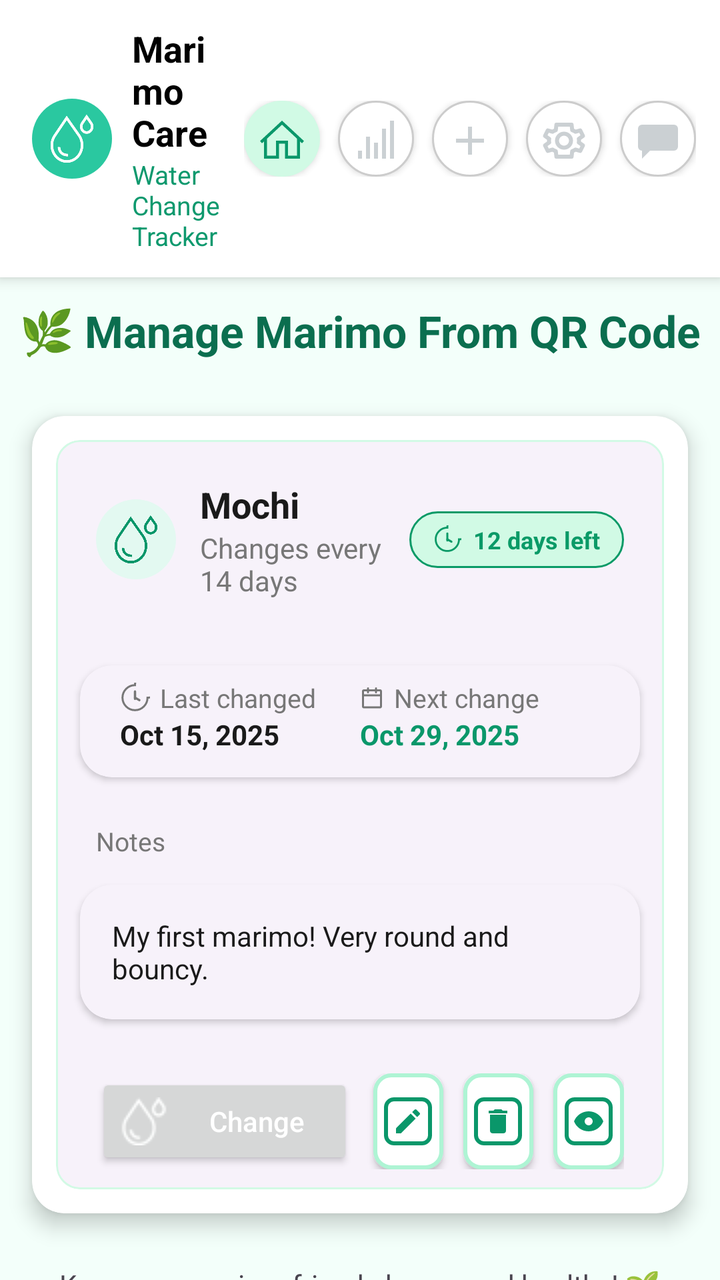
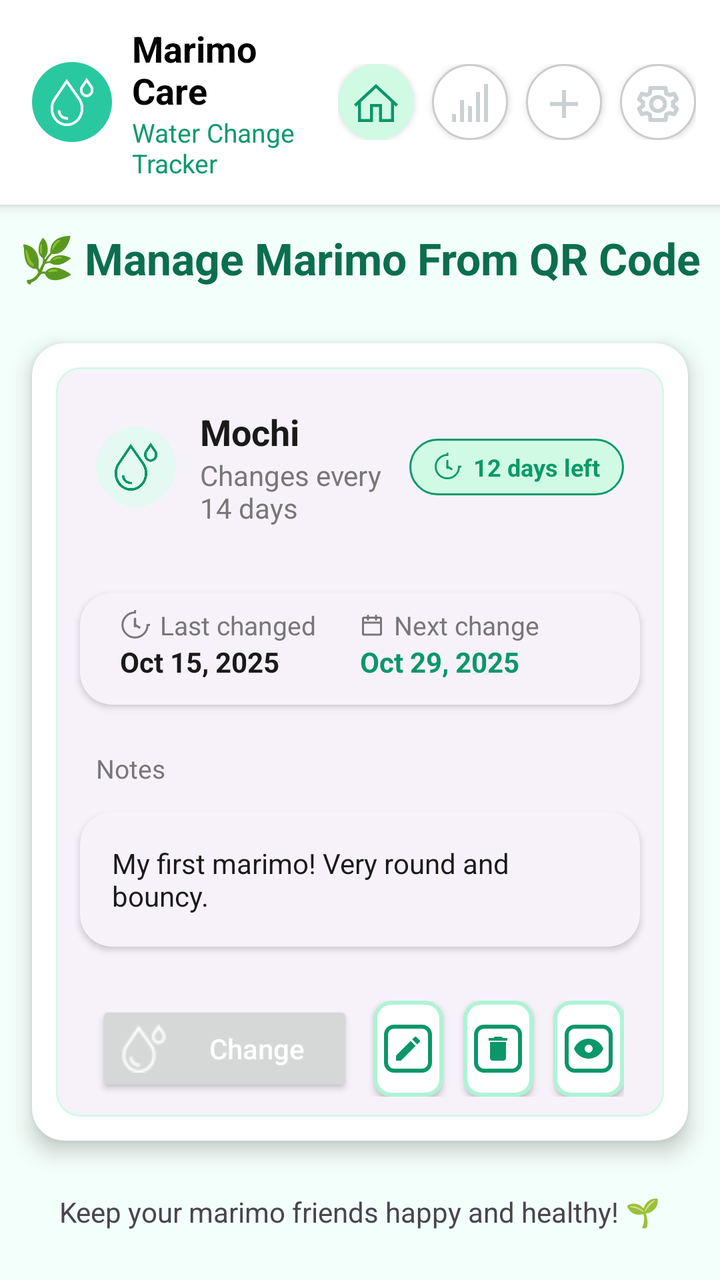

The first picture is an Android layout as it rendered before a commit; the second is the same layout after the commit. The layout source and the unified diff follow.
<!-- AndroidManifest.xml: application theme Theme.MarimoCare -->
<!-- res/layout/fragment_from_qr_code.xml -->
<?xml version="1.0" encoding="utf-8"?>
<androidx.core.widget.NestedScrollView xmlns:android="http://schemas.android.com/apk/res/android"
    xmlns:app="http://schemas.android.com/apk/res-auto"
    android:id="@+id/scrollView"
    android:layout_width="match_parent"
    android:layout_height="match_parent"
    android:background="#F3FFFA"
    android:fillViewport="true">

    <LinearLayout
        android:layout_width="match_parent"
        android:layout_height="wrap_content"
        android:orientation="vertical">


        <include
            android:id="@+id/include1" layout="@layout/header">
        </include>

        <LinearLayout
            android:layout_width="match_parent"
            android:layout_height="wrap_content"
            android:orientation="vertical">

            <TextView
                android:id="@+id/title"
                android:layout_width="match_parent"
                android:layout_height="wrap_content"
                android:gravity="center"
                android:paddingVertical="12dp"
                android:text="@string/marimo_qr_dashboard"
                android:textColor="#0B6E4F"
                android:textSize="22sp"
                android:textStyle="bold" />

            <androidx.cardview.widget.CardView
                android:id="@+id/cardMarimo"
                android:layout_width="match_parent"
                android:layout_height="wrap_content"
                android:layout_margin="16dp"
                app:cardCornerRadius="16dp"
                app:cardElevation="6dp"
                android:backgroundTint="@android:color/white">

                <include
                    android:id="@+id/includeM" layout="@layout/item_marimo">
                </include>

            </androidx.cardview.widget.CardView>




            <include
                android:id="@+id/include2" layout="@layout/footer">
            </include>

        </LinearLayout>



    </LinearLayout>


</androidx.core.widget.NestedScrollView>
<!-- res/layout/header.xml (included above) -->
<?xml version="1.0" encoding="utf-8"?>
<LinearLayout xmlns:android="http://schemas.android.com/apk/res/android"
    xmlns:app="http://schemas.android.com/apk/res-auto"
    xmlns:tools="http://schemas.android.com/tools"
    android:id="@+id/header"
    android:layout_width="match_parent"
    android:layout_height="wrap_content"
    android:background="?attr/colorSurface"
    android:paddingStart="16dp"
    android:paddingEnd="12dp"
    android:paddingTop="12dp"
    android:paddingBottom="12dp"
    android:orientation="horizontal"
    android:gravity="center_vertical"
    android:clipToPadding="false"
    android:fitsSystemWindows="true"
    android:elevation="4dp">

    <ImageView
        android:id="@+id/appLogo"
        android:layout_width="40dp"
        android:layout_height="40dp"
        android:background="@drawable/bg_button_green"
        android:src="@drawable/ic_water_drop_white"
        android:padding="8dp"
        android:contentDescription="@string/app_name"
        app:tint="@color/marimo_surface" />

    <LinearLayout
        android:layout_width="0dp"
        android:layout_height="wrap_content"
        android:layout_weight="1"
        android:orientation="vertical"
        android:paddingStart="10dp"
        tools:ignore="RtlSymmetry">

        <TextView
            android:id="@+id/titleMain"
            android:layout_width="wrap_content"
            android:layout_height="wrap_content"
            android:text="@string/app_name"
            android:textColor="@android:color/black"
            android:textSize="18sp"
            android:textStyle="bold" />

        <TextView
            android:id="@+id/titleSub"
            android:layout_width="wrap_content"
            android:layout_height="wrap_content"
            android:text="@string/water_change_tracker"
            android:textColor="@color/marimo_text"
            android:textSize="13sp" />
    </LinearLayout>

    <HorizontalScrollView
        android:layout_width="wrap_content"
        android:layout_height="wrap_content"
        android:scrollbars="none">

        <LinearLayout
            android:layout_width="wrap_content"
            android:layout_height="wrap_content"
            android:orientation="horizontal">

            <Button
                android:id="@+id/btnDashboardHeader"
                android:layout_width="38dp"
                android:layout_height="38dp"
                android:background="@drawable/bg_button_light_green"
                android:drawableTop="@drawable/ic_dashboard"
                android:drawableTint="@color/marimo_item_green"
                android:gravity="center"
                android:padding="8dp"
                android:text=""
                app:backgroundTint="@null"
                tools:ignore="ButtonStyle" />

            <Button
                android:id="@+id/btnOpenStats"
                android:layout_width="38dp"
                android:layout_height="38dp"
                android:layout_marginStart="9dp"
                android:background="@drawable/bg_button_white"
                android:drawableTop="@drawable/ic_stats"
                android:drawableTint="@color/marimo_add_icon"
                android:gravity="center"
                android:padding="8dp"
                android:text=""
                app:backgroundTint="@null"
                tools:ignore="ButtonStyle" />

            <Button
                android:id="@+id/btnAddMarimoHeader"
                android:layout_width="38dp"
                android:layout_height="38dp"
                android:layout_marginStart="9dp"
                android:background="@drawable/bg_button_white"
                android:drawableTop="@drawable/ic_add"
                android:drawableTint="@color/marimo_add_icon"
                android:gravity="center"
                android:padding="8dp"
                android:text=""
                app:backgroundTint="@null"
                tools:ignore="ButtonStyle" />

            <Button
                android:id="@+id/btnOpenSettings"
                android:layout_width="38dp"
                android:layout_height="38dp"
                android:layout_marginStart="9dp"
                android:background="@drawable/bg_button_white"
                android:drawableTop="@drawable/ic_settings"
                android:drawableTint="@color/marimo_add_icon"
                android:gravity="center"
                android:padding="8dp"
                android:text=""
                app:backgroundTint="@null"
                tools:ignore="ButtonStyle" />

            <Button
                android:id="@+id/btnOpenFeedback"
                android:layout_width="38dp"
                android:layout_height="38dp"
                android:layout_marginStart="9dp"
                android:background="@drawable/bg_button_white"
                android:drawableTop="@drawable/ic_feedback"
                android:drawableTint="@color/marimo_add_icon"
                android:gravity="center"
                android:padding="8dp"
                android:text=""
                app:backgroundTint="@null"
                tools:ignore="ButtonStyle" />

        </LinearLayout>

    </HorizontalScrollView>

</LinearLayout>
<!-- res/layout/item_marimo.xml (included above) -->
<?xml version="1.0" encoding="utf-8"?>
<com.google.android.material.card.MaterialCardView xmlns:android="http://schemas.android.com/apk/res/android"
    xmlns:app="http://schemas.android.com/apk/res-auto"
    xmlns:tools="http://schemas.android.com/tools"
    android:id="@+id/cardMarimo"
    android:layout_width="match_parent"
    android:layout_height="wrap_content"
    android:layout_margin="12dp"
    android:padding="16dp"
    app:cardCornerRadius="12dp"
    app:cardElevation="0dp"
    app:strokeColor="@color/marimo_item_board"
    app:strokeWidth="1dp">

    <LinearLayout
        android:layout_width="match_parent"
        android:layout_height="wrap_content"
        android:orientation="vertical">

        
        <LinearLayout
            android:layout_width="match_parent"
            android:layout_height="wrap_content"
            android:orientation="horizontal"
            android:gravity="center_vertical"
            android:padding="20dp">

            <ImageView
                android:id="@+id/imgMarimoIcon"
                android:layout_width="40dp"
                android:layout_height="40dp"
                android:src="@drawable/ic_water_drop_green"
                android:padding="8dp"
                android:background="@drawable/bg_circle_green"
                android:contentDescription="@string/img" />

            <LinearLayout
                android:layout_width="0dp"
                android:layout_height="wrap_content"
                android:layout_weight="1"
                android:paddingStart="12dp"
                android:orientation="vertical"
                tools:ignore="RtlSymmetry">

                <TextView
                    android:id="@+id/txtName"
                    android:text="@string/mochi"
                    android:textSize="18sp"
                    android:textStyle="bold"
                    android:textColor="@color/marimo_text_black"
                    android:layout_width="wrap_content"
                    android:layout_height="wrap_content" />

                <TextView
                    android:id="@+id/txtFrequency"
                    android:text="@string/changes_every_14_days"
                    android:textSize="14sp"
                    android:textColor="@color/marimo_text_gray"
                    android:layout_width="wrap_content"
                    android:layout_height="wrap_content" />
            </LinearLayout>

            <LinearLayout
                android:id="@+id/layout_text"
                android:layout_width="wrap_content"
                android:layout_height="wrap_content"
                android:orientation="horizontal"
                android:gravity="center_vertical"
                android:background="@drawable/bg_days_left_pill"
                android:paddingHorizontal="12dp"
                android:paddingVertical="6dp">

                <ImageView
                    android:id="@+id/txtDaysLeft_icon"
                    android:layout_width="14dp"
                    android:layout_height="14dp"
                    android:src="@drawable/ic_clock"
                    android:contentDescription="@string/img"
                    android:layout_marginEnd="6dp" />

                <TextView
                    android:id="@+id/txtDaysLeft"
                    android:text="@string/_12_days_left"
                    android:textSize="12sp"
                    android:textColor="@color/marimo_text_accent"
                    android:textStyle="bold"
                    android:layout_width="wrap_content"
                    android:layout_height="wrap_content" />
            </LinearLayout>
        </LinearLayout>

        
        <com.google.android.material.card.MaterialCardView
            android:id="@+id/cardDate"
            android:layout_width="match_parent"
            android:layout_height="wrap_content"
            android:layout_margin="10dp"
            app:cardElevation="2dp"
            app:backgroundTint="@null"
            app:cardPreventCornerOverlap="false"
            app:cardUseCompatPadding="true">

            <LinearLayout
                android:layout_width="match_parent"
                android:layout_height="wrap_content"
                android:baselineAligned="false"
                android:orientation="horizontal"
                android:paddingStart="20dp"
                android:paddingEnd="20dp"
                android:paddingTop="12dp"
                android:paddingBottom="12dp"
                android:layout_marginTop="-5dp"
                tools:ignore="RtlSymmetry">

                <LinearLayout
                    android:layout_width="0dp"
                    android:layout_height="wrap_content"
                    android:layout_weight="1"
                    android:orientation="vertical">

                    <TextView
                        android:text="@string/last_changed"
                        android:textSize="13sp"
                        android:textColor="@color/marimo_text_gray"
                        android:layout_width="wrap_content"
                        app:drawableStartCompat="@drawable/ic_clock_mini"
                        android:drawablePadding="5dp"
                        app:drawableTint="@color/marimo_text_gray"
                        android:layout_height="wrap_content" />

                    <TextView
                        android:id="@+id/txtLastChange"
                        android:text="@string/oct_15_2025"
                        android:textStyle="bold"
                        android:textSize="14sp"
                        android:textColor="@color/marimo_text_black"
                        android:layout_width="wrap_content"
                        android:layout_height="wrap_content" />
                </LinearLayout>

                <LinearLayout
                    android:layout_width="0dp"
                    android:layout_height="wrap_content"
                    android:layout_weight="1"
                    android:orientation="vertical">

                    <TextView
                        android:text="@string/next_change"
                        android:textSize="13sp"
                        android:textColor="@color/marimo_text_gray"
                        android:drawablePadding="5dp"
                        app:drawableStartCompat="@drawable/ic_calendar_mini"
                        app:drawableTint="@color/marimo_text_gray"
                        android:layout_width="wrap_content"
                        android:layout_height="wrap_content" />

                    <TextView
                        android:id="@+id/txtNextChange"
                        android:text="@string/oct_29_2025"
                        android:textStyle="bold"
                        android:textSize="14sp"
                        android:textColor="@color/marimo_item_green"
                        android:layout_width="wrap_content"
                        android:layout_height="wrap_content" />
                </LinearLayout>

            </LinearLayout>
        </com.google.android.material.card.MaterialCardView>

        
        <TextView
            android:text="@string/notes"
            android:textSize="13sp"
            android:textColor="@color/marimo_text_gray"
            android:layout_marginTop="10dp"
            android:paddingStart="20dp"
            android:layout_width="wrap_content"
            android:layout_height="wrap_content"
            tools:ignore="RtlSymmetry" />

        
        <com.google.android.material.card.MaterialCardView
            android:id="@+id/cardNotes"
            android:layout_width="match_parent"
            android:layout_height="wrap_content"
            android:layout_margin="10dp"
            app:backgroundTint="@null"
            app:cardElevation="2dp"
            app:cardPreventCornerOverlap="false"
            app:cardUseCompatPadding="true">

            <TextView
                android:id="@+id/txtNotes"
                android:text="@string/my_first_marimo_very_round_and_bouncy"
                android:textSize="14sp"
                android:textColor="@color/marimo_text_black"
                android:padding="16dp"
                app:backgroundTint="@null"
                android:layout_width="match_parent"
                android:layout_height="wrap_content"
                tools:ignore="RtlSymmetry" />

        </com.google.android.material.card.MaterialCardView>

        
        <LinearLayout
            android:layout_width="match_parent"
            android:layout_height="wrap_content"
            android:orientation="horizontal"
            android:gravity="center_vertical"
            android:paddingStart="20dp"
            android:paddingEnd="20dp"
            android:layout_marginTop="14dp"
            android:layout_marginBottom="10dp"
            tools:ignore="RtlSymmetry">

            <Button
                android:id="@+id/btnWaterChanged"
                android:layout_width="0dp"
                android:layout_height="48dp"
                android:layout_weight="0.55"
                android:text="@string/water_changed"
                android:textAllCaps="false"
                android:textColor="@android:color/white"
                app:backgroundTint="@null"
                android:drawableLeft="@drawable/ic_water_drop_white_mini"
                android:drawablePadding="8dp"
                tools:ignore="ButtonStyle,RtlHardcoded" />

            <Button
                android:id="@+id/btnEdit"
                android:layout_width="0dp"
                android:layout_height="48dp"
                android:layout_weight="0.15"
                android:layout_marginStart="10dp"
                android:textAllCaps="false"
                android:textColor="@color/marimo_black"
                app:backgroundTint="@null"
                android:background="@drawable/bg_btn_edit_border"
                tools:ignore="ButtonStyle" />

            <Button
                android:id="@+id/btnDelete"
                android:layout_width="0dp"
                android:layout_height="48dp"
                android:layout_weight="0.15"
                android:layout_marginStart="10dp"
                android:textAllCaps="false"
                android:textColor="@color/marimo_black"
                app:backgroundTint="@null"
                android:background="@drawable/bg_btn_delete_border"
                tools:ignore="ButtonStyle" />

            <Button
                android:id="@+id/btnDetails"
                android:layout_width="0dp"
                android:layout_height="48dp"
                android:layout_weight="0.15"
                android:layout_marginStart="10dp"
                android:textAllCaps="false"
                android:textColor="@color/marimo_black"
                app:backgroundTint="@null"
                android:background="@drawable/bg_btn_detail_border"
                tools:ignore="ButtonStyle" />
        </LinearLayout>

    </LinearLayout>
</com.google.android.material.card.MaterialCardView>
<!-- res/layout/footer.xml (included above) -->
<?xml version="1.0" encoding="utf-8"?>
<androidx.appcompat.widget.AppCompatTextView xmlns:android="http://schemas.android.com/apk/res/android"
    android:id="@+id/bottomText"
    android:layout_width="wrap_content"
    android:layout_height="wrap_content"
    android:layout_marginTop="10dp"
    android:layout_gravity="center_horizontal"
    android:text="@string/bottom" />
<!-- resources referenced by this layout -->
<resources>
  <!-- drawable bg_button_green (drawable) -->
  <?xml version="1.0" encoding="utf-8"?>
  <selector xmlns:android="http://schemas.android.com/apk/res/android">
      
      <item android:state_pressed="true">
          <shape android:shape="rectangle">
              <solid android:color="#088A5C" />
              <corners android:radius="50dp" />
          </shape>
      </item>
  
      
      <item>
          <shape android:shape="rectangle">
              <solid android:color="@color/marimo_primary" />
              <corners android:radius="50dp" />
          </shape>
      </item>
  </selector>
  <!-- drawable bg_button_light_green (drawable) -->
  <?xml version="1.0" encoding="utf-8"?>
  <selector xmlns:android="http://schemas.android.com/apk/res/android">
      
      <item android:state_pressed="true">
          <shape android:shape="rectangle">
              <solid android:color="#088A5C" />
              <corners android:radius="50dp" />
          </shape>
      </item>
  
      
      <item>
          <shape android:shape="rectangle">
              <solid android:color="@color/marimo_header" />
              <corners android:radius="50dp" />
          </shape>
      </item>
  </selector>
  <!-- drawable bg_days_left_pill (drawable) -->
  <shape xmlns:android="http://schemas.android.com/apk/res/android" android:shape="rectangle">
      <solid android:color="@color/marimo_header"/>
      <stroke android:width="1dp" android:color="#0A9A67"/>
      <corners android:radius="20dp"/>
      <padding android:left="8dp" android:top="4dp" android:right="8dp" android:bottom="4dp"/>
  </shape>
  <!-- drawable ic_clock (drawable) -->
  <vector xmlns:android="http://schemas.android.com/apk/res/android"
      android:width="20dp"
      android:height="20dp"
      android:viewportWidth="24"
      android:viewportHeight="24">
  
      
      <path
          android:fillColor="@android:color/transparent"
          android:strokeColor="#0A9A67"
          android:strokeWidth="1.6"
          android:pathData="M12,2 A10,10 0 1,0 22,12 A10,10 0 1,0 12,2 Z" />
  
      
      <path
          android:fillColor="@android:color/transparent"
          android:strokeColor="#0A9A67"
          android:strokeWidth="1.8"
          android:strokeLineCap="round"
          android:pathData="M12,7 L12,13" />
  
      
      <path
          android:fillColor="@android:color/transparent"
          android:strokeColor="#0A9A67"
          android:strokeWidth="1.8"
          android:strokeLineCap="round"
          android:pathData="M12,12 L15.5,14" />
  </vector>
  <!-- drawable ic_clock_mini (drawable) -->
  <vector xmlns:android="http://schemas.android.com/apk/res/android"
      android:width="15dp"
      android:height="15dp"
      android:viewportWidth="24"
      android:viewportHeight="24">
  
      
      <path
          android:fillColor="@android:color/transparent"
          android:strokeColor="#0A9A67"
          android:strokeWidth="1.6"
          android:pathData="M12,2 A10,10 0 1,0 22,12 A10,10 0 1,0 12,2 Z" />
  
      
      <path
          android:fillColor="@android:color/transparent"
          android:strokeColor="#0A9A67"
          android:strokeWidth="1.8"
          android:strokeLineCap="round"
          android:pathData="M12,7 L12,13" />
  
      
      <path
          android:fillColor="@android:color/transparent"
          android:strokeColor="#0A9A67"
          android:strokeWidth="1.8"
          android:strokeLineCap="round"
          android:pathData="M12,12 L15.5,14" />
  </vector>
  <!-- drawable ic_dashboard (drawable) -->
  <vector xmlns:android="http://schemas.android.com/apk/res/android" xmlns:aapt="http://schemas.android.com/aapt"
      android:viewportWidth="256"
      android:viewportHeight="256"
      android:width="24dp"
      android:height="24dp">
      <group
          android:scaleX="16"
          android:scaleY="16">
          <path
              android:pathData="M8 1.32031l-7.33984 6.8125l0.67969 0.73438l0.66016 -0.61328v5.74609h5v-5h2v5h5v-5.74609l0.66016 0.61328l0.67969 -0.73437zM8 2.67969l5 4.64844v5.67188h-3v-5h-4v5h-3v-5.67187z"
              android:fillColor="#0A976A"
              android:strokeMiterLimit="10" />
      </group>
  </vector>
  <!-- drawable ic_feedback (drawable) -->
  <vector xmlns:android="http://schemas.android.com/apk/res/android"
      android:width="24dp"
      android:height="24dp"
      android:viewportWidth="24"
      android:viewportHeight="24">
      <path
          android:fillColor="#FFFFFFFF"
          android:pathData="M4,4h16a2,2 0 0 1 2,2v9a2,2 0 0 1 -2,2H8l-4,4v-4H4a2,2 0 0 1 -2,-2V6a2,2 0 0 1 2,-2z"/>
  
      <path
          android:fillColor="#FFFFFFFF"
          android:pathData="M7,8h10v1H7z"/>
  
      <path
          android:fillColor="#FFFFFFFF"
          android:pathData="M7,11h7v1H7z"/>
  
  </vector>
  <!-- unchanged entries left out for length: 54 -->
</resources>

<!-- the commit's change to res/layout/fragment_from_qr_code.xml (unified diff, before → after) -->
@@ -4,7 +4,7 @@
     android:id="@+id/scrollView"
     android:layout_width="match_parent"
     android:layout_height="match_parent"
-    android:background="#F3FFFA"
+    android:background="@color/marimo_background"
     android:fillViewport="true">
 
     <LinearLayout
@@ -29,7 +29,7 @@
                 android:gravity="center"
                 android:paddingVertical="12dp"
                 android:text="@string/marimo_qr_dashboard"
-                android:textColor="#0B6E4F"
+                android:textColor="@color/marimo_text_primary"
                 android:textSize="22sp"
                 android:textStyle="bold" />
 
@@ -79,7 +79,6 @@
     android:orientation="horizontal"
     android:gravity="center_vertical"
     android:clipToPadding="false"
-    android:fitsSystemWindows="true"
     android:elevation="4dp">
 
     <ImageView
@@ -183,19 +182,6 @@
                 app:backgroundTint="@null"
                 tools:ignore="ButtonStyle" />
 
-            <Button
-                android:id="@+id/btnOpenFeedback"
-                android:layout_width="38dp"
-                android:layout_height="38dp"
-                android:layout_marginStart="9dp"
-                android:background="@drawable/bg_button_white"
-                android:drawableTop="@drawable/ic_feedback"
-                android:drawableTint="@color/marimo_add_icon"
-                android:gravity="center"
-                android:padding="8dp"
-                android:text=""
-                app:backgroundTint="@null"
-                tools:ignore="ButtonStyle" />
 
         </LinearLayout>
 
<!-- resource entries referenced after the edit -->
@@ -1,12 +1,13 @@
 <!-- resources referenced by this layout -->
 <resources>
+  <color name="marimo_background">#F3FFFA</color>
   <!-- drawable bg_button_green (drawable) -->
   <?xml version="1.0" encoding="utf-8"?>
   <selector xmlns:android="http://schemas.android.com/apk/res/android">
       
       <item android:state_pressed="true">
           <shape android:shape="rectangle">
-              <solid android:color="#088A5C" />
+              <solid android:color="@color/green_primary" />
               <corners android:radius="50dp" />
           </shape>
       </item>
@@ -25,7 +26,7 @@
       
       <item android:state_pressed="true">
           <shape android:shape="rectangle">
-              <solid android:color="#088A5C" />
+              <solid android:color="@color/green_primary" />
               <corners android:radius="50dp" />
           </shape>
       </item>
@@ -41,7 +42,7 @@
   <!-- drawable bg_days_left_pill (drawable) -->
   <shape xmlns:android="http://schemas.android.com/apk/res/android" android:shape="rectangle">
       <solid android:color="@color/marimo_header"/>
-      <stroke android:width="1dp" android:color="#0A9A67"/>
+      <stroke android:width="1dp" android:color="@color/marimo_text_accent"/>
       <corners android:radius="20dp"/>
       <padding android:left="8dp" android:top="4dp" android:right="8dp" android:bottom="4dp"/>
   </shape>
@@ -55,14 +56,14 @@
       
       <path
           android:fillColor="@android:color/transparent"
-          android:strokeColor="#0A9A67"
+          android:strokeColor="@color/marimo_text_accent"
           android:strokeWidth="1.6"
           android:pathData="M12,2 A10,10 0 1,0 22,12 A10,10 0 1,0 12,2 Z" />
   
       
       <path
           android:fillColor="@android:color/transparent"
-          android:strokeColor="#0A9A67"
+          android:strokeColor="@color/marimo_text_accent"
           android:strokeWidth="1.8"
           android:strokeLineCap="round"
           android:pathData="M12,7 L12,13" />
@@ -70,7 +71,7 @@
       
       <path
           android:fillColor="@android:color/transparent"
-          android:strokeColor="#0A9A67"
+          android:strokeColor="@color/marimo_text_accent"
           android:strokeWidth="1.8"
           android:strokeLineCap="round"
           android:pathData="M12,12 L15.5,14" />
@@ -85,14 +86,14 @@
       
       <path
           android:fillColor="@android:color/transparent"
-          android:strokeColor="#0A9A67"
+          android:strokeColor="@color/marimo_text_accent"
           android:strokeWidth="1.6"
           android:pathData="M12,2 A10,10 0 1,0 22,12 A10,10 0 1,0 12,2 Z" />
   
       
       <path
           android:fillColor="@android:color/transparent"
-          android:strokeColor="#0A9A67"
+          android:strokeColor="@color/marimo_text_accent"
           android:strokeWidth="1.8"
           android:strokeLineCap="round"
           android:pathData="M12,7 L12,13" />
@@ -100,7 +101,7 @@
       
       <path
           android:fillColor="@android:color/transparent"
-          android:strokeColor="#0A9A67"
+          android:strokeColor="@color/marimo_text_accent"
           android:strokeWidth="1.8"
           android:strokeLineCap="round"
           android:pathData="M12,12 L15.5,14" />
@@ -116,29 +117,11 @@
           android:scaleY="16">
           <path
               android:pathData="M8 1.32031l-7.33984 6.8125l0.67969 0.73438l0.66016 -0.61328v5.74609h5v-5h2v5h5v-5.74609l0.66016 0.61328l0.67969 -0.73437zM8 2.67969l5 4.64844v5.67188h-3v-5h-4v5h-3v-5.67187z"
-              android:fillColor="#0A976A"
+              android:fillColor="@color/marimo_item_green"
               android:strokeMiterLimit="10" />
       </group>
   </vector>
-  <!-- drawable ic_feedback (drawable) -->
-  <vector xmlns:android="http://schemas.android.com/apk/res/android"
-      android:width="24dp"
-      android:height="24dp"
-      android:viewportWidth="24"
-      android:viewportHeight="24">
-      <path
-          android:fillColor="#FFFFFFFF"
-          android:pathData="M4,4h16a2,2 0 0 1 2,2v9a2,2 0 0 1 -2,2H8l-4,4v-4H4a2,2 0 0 1 -2,-2V6a2,2 0 0 1 2,-2z"/>
-  
-      <path
-          android:fillColor="#FFFFFFFF"
-          android:pathData="M7,8h10v1H7z"/>
-  
-      <path
-          android:fillColor="#FFFFFFFF"
-          android:pathData="M7,11h7v1H7z"/>
-  
-  </vector>
+  <color name="green_primary">#0B8A6A</color>
   <!-- unchanged entries left out for length: 54 -->
 </resources>
 
